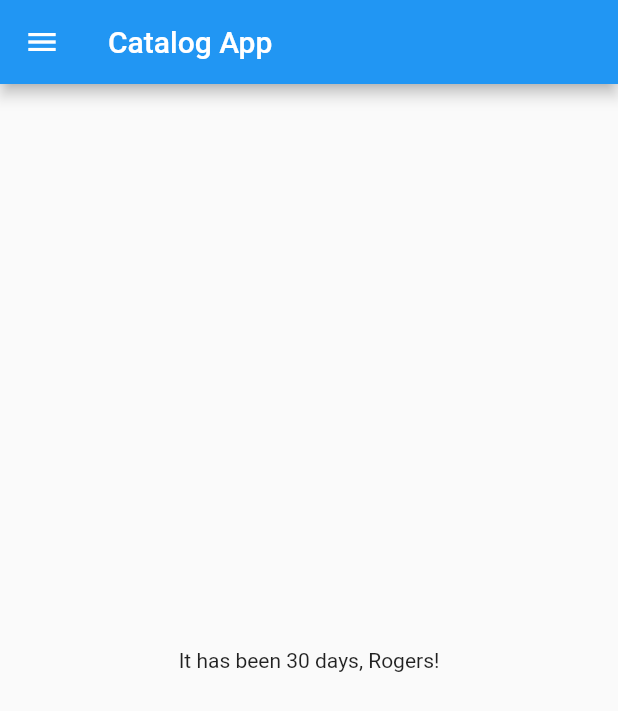
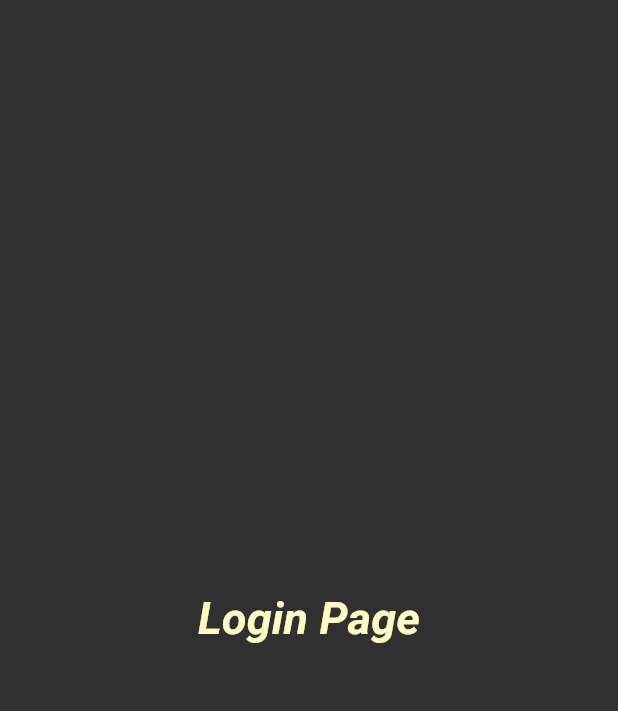
Before and after one commit to adityaiiitL/30DaysOfFlutter, a Flutter app: the screen it shows after launch, on a phone screen of 412 x 824 dp. Shown: the top 711 px of the screen. Run offline on Flutter 3.47's test engine with Material 2 defaults, Android fonts, the phone set to English and light mode, and no system bars.

Commit message:
day3 complete

```diff
--- a/lib/main.dart
+++ b/lib/main.dart
@@ -1,5 +1,6 @@
 import 'package:flutter/material.dart';
-import 'package:flutter_application_1/home_page.dart';
+import 'package:flutter_application_1/pages/home_page.dart';
+import 'package:flutter_application_1/pages/login_page.dart';
 
 void main() {
   runApp(myApp());
@@ -11,7 +12,15 @@ class myApp extends StatelessWidget {
   @override
   Widget build(BuildContext context) {
     return MaterialApp(
-      home: HomePage(),
+      themeMode: ThemeMode.dark,
+      theme: ThemeData(primarySwatch: Colors.pink),
+      darkTheme: ThemeData(
+        brightness: Brightness.dark,
+      ),
+      routes: {
+        "/": (context) => LoginPage(),
+        "/login": (context) => LoginPage()
+      },
     );
   }
 }
--- a/lib/home_page.dart
+++ b/lib/pages/home_page.dart
@@ -13,7 +13,7 @@ class HomePage extends StatelessWidget {
       ),
       body: Center(
         child: Container(
-          child: Text("It has been $days days, $name!"),
+          child: Text("It's been like $days days, $name!"),
         ),
       ),
       drawer: Drawer(),
--- /dev/null
+++ b/lib/pages/login_page.dart
@@ -0,0 +1,22 @@
+import 'package:flutter/material.dart';
+
+class LoginPage extends StatelessWidget {
+  const LoginPage({Key? key}) : super(key: key);
+
+  @override
+  Widget build(BuildContext context) {
+    return Material(
+      child: Center(
+        child: Text(
+          "Login Page",
+          style: TextStyle(
+            fontSize: 30,
+            color: Colors.yellow[100],
+            fontWeight: FontWeight.bold,
+            fontStyle: FontStyle.italic,
+          ),
+        ),
+      ),
+    );
+  }
+}
```
